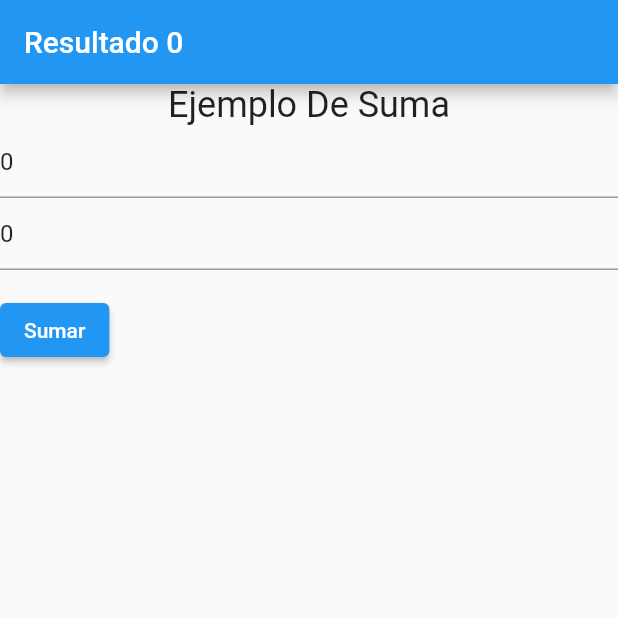
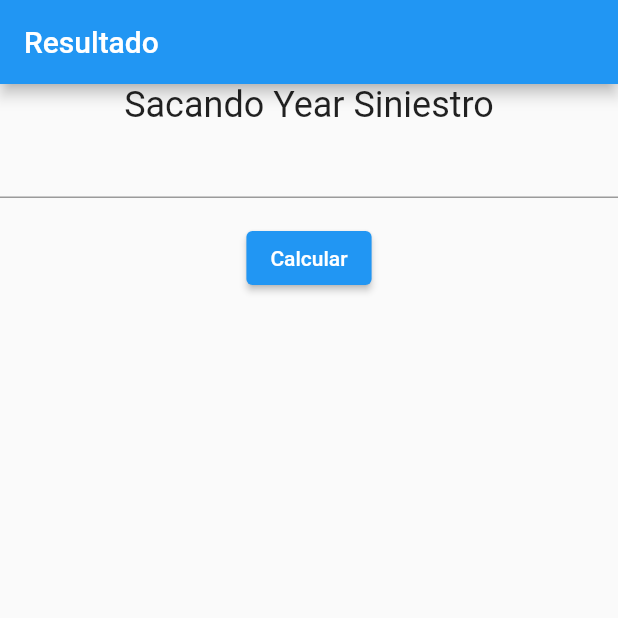
Before and after one commit to carlosdarioio/cf_flutter, a Flutter app: the screen it shows after launch, on a phone screen of 412 x 824 dp, the top half of it. Run offline on Flutter 3.47's test engine with Material 2 defaults, Android fonts, the phone set to English and light mode, and no system bars.

Commit message:
sacando year bisiesto
practicando un poquio

```diff
--- /dev/null
+++ b/lib/anyobisiesto.dart
@@ -0,0 +1,49 @@
+import 'package:cf_flutter/services/yearbisiesto_service.dart';
+import 'package:flutter/material.dart';
+import 'package:provider/provider.dart';
+
+class YearBisiesto extends StatefulWidget {
+  const YearBisiesto({Key key}) : super(key: key);
+
+  @override
+  _YearBisiestoState createState() => _YearBisiestoState();
+}
+
+class _YearBisiestoState extends State<YearBisiesto> {
+  @override
+  Widget build(BuildContext context) {
+    final yb = Provider.of<YearBisiestoService>(context, listen: true);
+    final numeroController = TextEditingController();
+    return MaterialApp(
+      title: "appletenhtml",
+      home: Scaffold(
+        appBar: AppBar(
+          title: Text("Resultado ${yb.r} "),
+        ),
+        body: Column(
+          children: <Widget>[
+            Center(
+                child: Text(
+              "Sacando Year Siniestro",
+              style: TextStyle(fontSize: 24),
+            )),
+            TextField(
+              controller: numeroController,
+            ),
+            Padding(
+              padding: const EdgeInsets.symmetric(vertical: 16.0),
+              child: ElevatedButton(
+                onPressed: () {
+                  yb.numero = int.parse(numeroController.text);
+                  yb.CalculandoYearBisiesto();
+                  setState(() {});
+                },
+                child: Text('Calcular'),
+              ),
+            ),
+          ],
+        ),
+      ),
+    );
+  }
+}
--- a/lib/iniciando.dart
+++ /dev/null
@@ -1,81 +0,0 @@
-import 'package:cf_flutter/services/usuario_service.dart';
-import 'package:flutter/material.dart';
-import 'package:provider/provider.dart';
-
-class Iniciando extends StatefulWidget {
-  //const Iniciando({Key key}) : super(key: key);
-
-  @override
-  _IniciandoState createState() => _IniciandoState();
-}
-
-class _IniciandoState extends State<Iniciando> {
-  @override
-  Widget build(BuildContext context) {
-    //final xusuario = Provider.of<UsuarioService>(context, listen: true);
-    final num1Controller = TextEditingController();
-    final num2Controller = TextEditingController();
-
-    final usuarioService = Provider.of<UsuarioService>(context, listen: true);
-    num1Controller.text = usuarioService.numero1.toString();
-    num2Controller.text = usuarioService.numero2.toString();
-    return MaterialApp(
-      title: "appletenhtml",
-      home: Scaffold(
-          appBar: AppBar(
-            title: Text(
-                "Resultado ${usuarioService.numero1 + usuarioService.numero2}"),
-          ),
-          body: Form(
-            //key: _formKey,
-            child: Column(
-              /*
-              mainAxisAlignment: MainAxisAlignment.center,
-            crossAxisAlignment: CrossAxisAlignment.stretch
-              */
-              crossAxisAlignment: CrossAxisAlignment.start,
-              children: <Widget>[
-                Center(child: Text("Ejemplo De Suma",style: TextStyle(fontSize: 24),)),
-                TextFormField(
-                  decoration:
-                      InputDecoration(hintText: 'Please enter number 1'),
-                  controller: num1Controller,
-                  keyboardType: TextInputType.number,
-                  validator: (value) {
-                    if (value.isEmpty) {
-                      return 'Please enter number1';
-                    }
-                    return null;
-                  },
-                ),
-                TextFormField(
-                  decoration:
-                      InputDecoration(hintText: 'Please enter number 2'),
-                  keyboardType: TextInputType.number,
-                  controller: num2Controller,
-                  validator: (value) {
-                    if (value.isEmpty) {
-                      return 'Please enter number2';
-                    }
-                    return null;
-                  },
-                ),
-                Padding(
-                  padding: const EdgeInsets.symmetric(vertical: 16.0),
-                  child: ElevatedButton(
-                    onPressed: () {
-                      usuarioService.numero1 = int.parse(num1Controller.text);
-                      usuarioService.numero2 = int.parse(num2Controller.text);
-                      //usuarioService.sumar();
-
-                      setState(() {});
-                    },
-                    child: Text('Sumar'),
-                  ),
-                ),
-              ],
-            ),
-          )),
-    );
-  }
-}
--- a/lib/main.dart
+++ b/lib/main.dart
@@ -1,10 +1,9 @@
-import 'package:cf_flutter/iniciando.dart';
+import 'package:cf_flutter/anyobisiesto.dart';
 import 'package:flutter/material.dart';
 import 'package:provider/provider.dart';
 
-import 'services/usuario_service.dart';
+import 'services/yearbisiesto_service.dart';
 //Edit editando formato inicial
-
 
 void main() => runApp(MyApp());
 
@@ -13,14 +12,14 @@ class MyApp extends StatelessWidget {
   Widget build(BuildContext context) {
     return MultiProvider(
       providers: [
-        ChangeNotifierProvider(create: (_) => new UsuarioService()),
+        ChangeNotifierProvider(create: (_) => new YearBisiestoService()),
       ],
       child: MaterialApp(
           debugShowCheckedModeBanner: false,
           title: 'Practicando Flutter',
-          initialRoute: 'Iniciando',
+          initialRoute: 'Bisiesto',
           routes: {
-            'Iniciando': (_) => Iniciando(),
+            'Bisiesto': (_) => YearBisiesto(),
           },
           theme: ThemeData(
             // Define the default brightness and colors.
--- a/lib/models/numeros.dart
+++ /dev/null
@@ -1,11 +0,0 @@
-
-
-class Numeros {
-
-  int num1;
-  int num2;
-
-
-  Numeros({ this.num1, this.num2,});
-
-}
--- a/lib/services/usuario_service.dart
+++ /dev/null
@@ -1,11 +0,0 @@
-import 'package:cf_flutter/models/numeros.dart';
-import 'package:flutter/material.dart';
-
-class UsuarioService with ChangeNotifier {
-  int numero1 = 0;
-  int numero2 = 0;
-
-  int sumar() {
-    return numero1 + numero2;
-  }
-}
--- /dev/null
+++ b/lib/services/yearbisiesto_service.dart
@@ -0,0 +1,15 @@
+import 'package:flutter/material.dart';
+
+class YearBisiestoService with ChangeNotifier {
+  int numero = 0;
+  String r = "";
+
+  void CalculandoYearBisiesto() {
+    if ((((numero % 100) != 0) && ((numero % 4) == 0)) ||
+        ((numero % 400) == 0)) {
+      r = "El Año $numero es Bisiesto";
+    } else {
+      r = "El Año $numero No es Bisiesto";
+    }
+  }
+}
```
